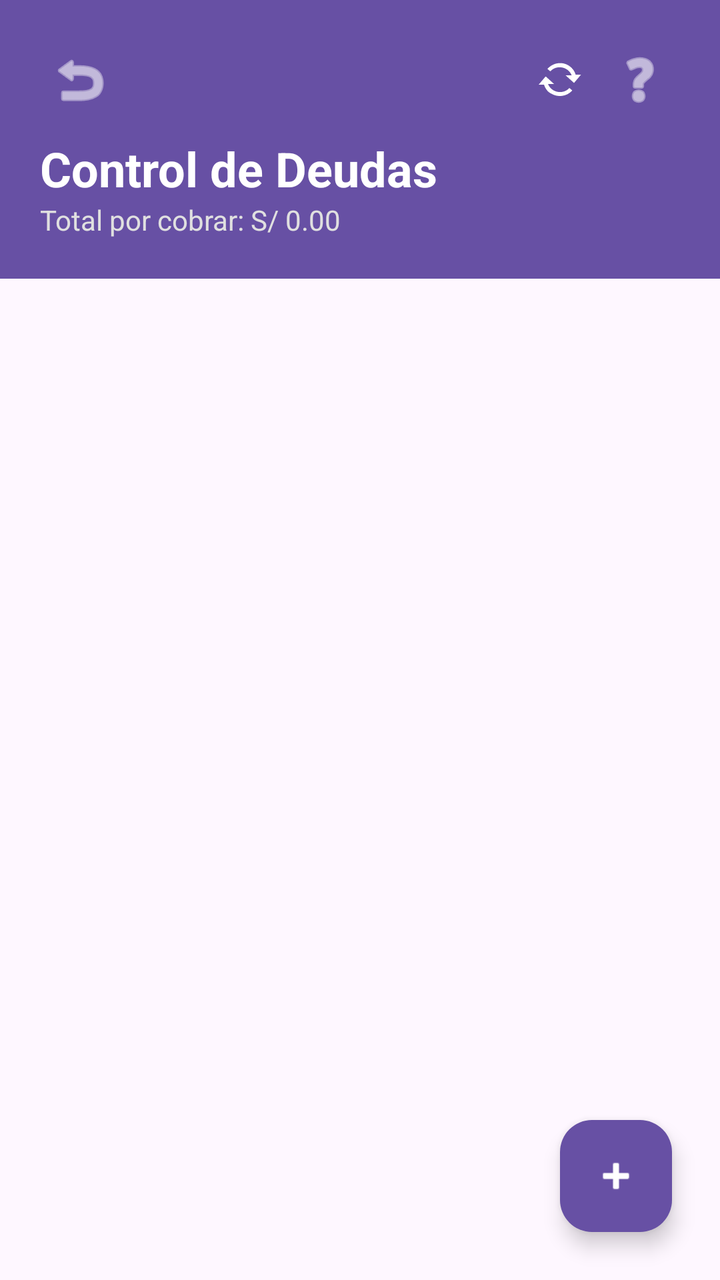
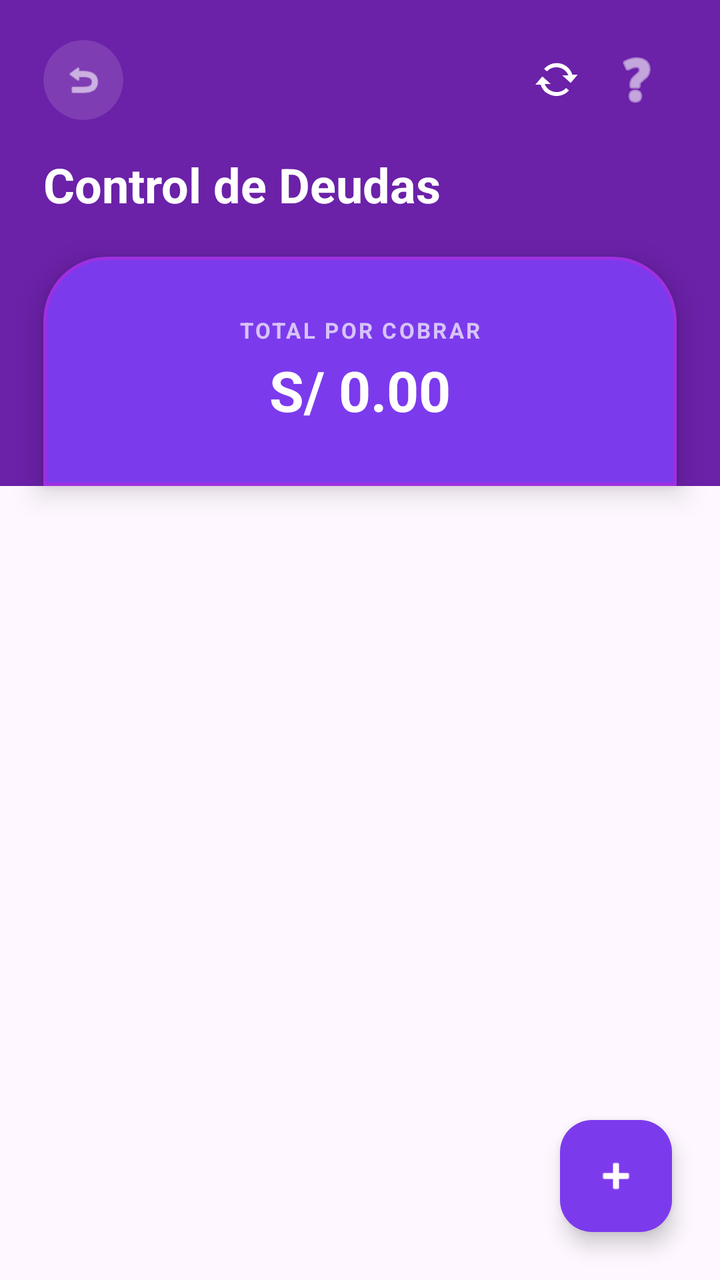

Before-and-after screenshots of an Android layout around one commit, followed by the original layout XML and the change that was made.
<!-- AndroidManifest.xml: application theme Theme.Naxor -->
<!-- res/layout/activity_deudores.xml -->
<?xml version="1.0" encoding="utf-8"?>
<androidx.constraintlayout.widget.ConstraintLayout xmlns:android="http://schemas.android.com/apk/res/android"
    xmlns:app="http://schemas.android.com/apk/res-auto"
    android:layout_width="match_parent"
    android:layout_height="match_parent"
    android:background="?attr/colorSurface">

    
    <LinearLayout
        android:id="@+id/headerDeudores"
        android:layout_width="match_parent"
        android:layout_height="wrap_content"
        android:background="?attr/colorPrimary"
        android:orientation="vertical"
        android:padding="20dp"
        app:layout_constraintTop_toTopOf="parent">

        <RelativeLayout
            android:layout_width="match_parent"
            android:layout_height="wrap_content">
            <ImageButton
                android:id="@+id/btnBackDeudores"
                android:layout_width="40dp"
                android:layout_height="40dp"
                android:background="?attr/selectableItemBackgroundBorderless"
                android:src="@android:drawable/ic_menu_revert"
                app:tint="@android:color/white"
                android:contentDescription="Volver" />
            <ImageButton
                android:id="@+id/btnSyncIndicator"
                android:layout_width="40dp"
                android:layout_height="40dp"
                android:layout_toStartOf="@id/btnHelpDeudores"
                android:background="?attr/selectableItemBackgroundBorderless"
                android:src="@android:drawable/stat_notify_sync"
                app:tint="@android:color/white"
                android:contentDescription="Sincronización" />
            <ImageButton
                android:id="@+id/btnHelpDeudores"
                android:layout_width="40dp"
                android:layout_height="40dp"
                android:layout_alignParentEnd="true"
                android:background="?attr/selectableItemBackgroundBorderless"
                android:src="@android:drawable/ic_menu_help"
                app:tint="@android:color/white"
                android:contentDescription="Ayuda" />
        </RelativeLayout>

        <TextView
            android:layout_width="wrap_content"
            android:layout_height="wrap_content"
            android:layout_marginTop="8dp"
            android:text="Control de Deudas"
            android:textColor="@android:color/white"
            android:textSize="24sp"
            android:textStyle="bold" />

        <TextView
            android:id="@+id/tvTotalDeudaGlobal"
            android:layout_width="wrap_content"
            android:layout_height="wrap_content"
            android:text="Total por cobrar: S/ 0.00"
            android:textColor="#E0E0E0"
            android:textSize="14sp" />
    </LinearLayout>

    <androidx.recyclerview.widget.RecyclerView
        android:id="@+id/rvDeudores"
        android:layout_width="match_parent"
        android:layout_height="0dp"
        android:paddingTop="8dp"
        android:clipToPadding="false"
        app:layout_constraintBottom_toBottomOf="parent"
        app:layout_constraintTop_toBottomOf="@id/headerDeudores" />

    <com.google.android.material.floatingactionbutton.FloatingActionButton
        android:id="@+id/fabAddDeudor"
        android:layout_width="wrap_content"
        android:layout_height="wrap_content"
        android:layout_margin="24dp"
        android:src="@android:drawable/ic_input_add"
        app:layout_constraintBottom_toBottomOf="parent"
        app:layout_constraintEnd_toEndOf="parent"
        app:tint="@android:color/white"
        app:backgroundTint="?attr/colorPrimary" />

    
    <LinearLayout
        android:id="@+id/layoutEmptyDeudores"
        android:layout_width="wrap_content"
        android:layout_height="wrap_content"
        android:gravity="center"
        android:orientation="vertical"
        android:visibility="gone"
        app:layout_constraintBottom_toBottomOf="parent"
        app:layout_constraintEnd_toEndOf="parent"
        app:layout_constraintStart_toStartOf="parent"
        app:layout_constraintTop_toBottomOf="@id/headerDeudores">

        <ImageView
            android:layout_width="100dp"
            android:layout_height="100dp"
            android:src="@android:drawable/ic_menu_recent_history"
            android:alpha="0.3" />

            <TextView
                android:layout_width="wrap_content"
                android:layout_height="wrap_content"
                android:layout_marginTop="16dp"
                android:text="¡Felicidades! Nadie te debe"
                android:textColor="?attr/colorOnSurfaceVariant"
                android:textStyle="bold" />
    </LinearLayout>

</androidx.constraintlayout.widget.ConstraintLayout>
<!-- resources referenced by this layout -->
<resources>
  <style name="Theme.Naxor" parent="Base.Theme.Naxor" />
  <style name="Base.Theme.Naxor" parent="Theme.Material3.DayNight.NoActionBar">
          
          
      </style>
</resources>

<!-- the commit's change to res/layout/activity_deudores.xml (unified diff, before → after) -->
@@ -6,26 +6,63 @@
     android:background="?attr/colorSurface">
 
     
+    <androidx.constraintlayout.widget.Guideline
+        android:id="@+id/guidelineLeft"
+        android:layout_width="wrap_content"
+        android:layout_height="wrap_content"
+        android:orientation="vertical"
+        app:layout_constraintGuide_percent="0.06" />
+
+    <androidx.constraintlayout.widget.Guideline
+        android:id="@+id/guidelineRight"
+        android:layout_width="wrap_content"
+        android:layout_height="wrap_content"
+        android:orientation="vertical"
+        app:layout_constraintGuide_percent="0.94" />
+
+    
+    <View
+        android:id="@+id/topHeaderBackgroundDeudores"
+        android:layout_width="match_parent"
+        android:layout_height="0dp"
+        android:background="#6B21A8"
+        app:layout_constraintBottom_toBottomOf="@id/cardTotalDeuda"
+        app:layout_constraintTop_toTopOf="parent" />
+
+    
     <LinearLayout
         android:id="@+id/headerDeudores"
-        android:layout_width="match_parent"
+        android:layout_width="0dp"
         android:layout_height="wrap_content"
-        android:background="?attr/colorPrimary"
         android:orientation="vertical"
-        android:padding="20dp"
+        android:paddingTop="20dp"
+        app:layout_constraintEnd_toEndOf="@id/guidelineRight"
+        app:layout_constraintStart_toStartOf="@id/guidelineLeft"
         app:layout_constraintTop_toTopOf="parent">
 
         <RelativeLayout
             android:layout_width="match_parent"
             android:layout_height="wrap_content">
-            <ImageButton
+
+            <com.google.android.material.card.MaterialCardView
                 android:id="@+id/btnBackDeudores"
                 android:layout_width="40dp"
                 android:layout_height="40dp"
-                android:background="?attr/selectableItemBackgroundBorderless"
-                android:src="@android:drawable/ic_menu_revert"
-                app:tint="@android:color/white"
-                android:contentDescription="Volver" />
+                android:clickable="true"
+                android:focusable="true"
+                app:cardBackgroundColor="#20FFFFFF"
+                app:cardCornerRadius="20dp"
+                app:cardElevation="0dp"
+                app:strokeWidth="0dp">
+
+                <ImageView
+                    android:layout_width="20dp"
+                    android:layout_height="20dp"
+                    android:layout_gravity="center"
+                    android:src="@android:drawable/ic_menu_revert"
+                    app:tint="@android:color/white" />
+            </com.google.android.material.card.MaterialCardView>
+
             <ImageButton
                 android:id="@+id/btnSyncIndicator"
                 android:layout_width="40dp"
@@ -33,8 +70,8 @@
                 android:layout_toStartOf="@id/btnHelpDeudores"
                 android:background="?attr/selectableItemBackgroundBorderless"
                 android:src="@android:drawable/stat_notify_sync"
-                app:tint="@android:color/white"
-                android:contentDescription="Sincronización" />
+                app:tint="@android:color/white" />
+
             <ImageButton
                 android:id="@+id/btnHelpDeudores"
                 android:layout_width="40dp"
@@ -42,36 +79,72 @@
                 android:layout_alignParentEnd="true"
                 android:background="?attr/selectableItemBackgroundBorderless"
                 android:src="@android:drawable/ic_menu_help"
-                app:tint="@android:color/white"
-                android:contentDescription="Ayuda" />
+                app:tint="@android:color/white" />
         </RelativeLayout>
 
         <TextView
             android:layout_width="wrap_content"
             android:layout_height="wrap_content"
-            android:layout_marginTop="8dp"
+            android:layout_marginTop="16dp"
             android:text="Control de Deudas"
             android:textColor="@android:color/white"
             android:textSize="24sp"
             android:textStyle="bold" />
+    </LinearLayout>
 
-        <TextView
-            android:id="@+id/tvTotalDeudaGlobal"
-            android:layout_width="wrap_content"
+    
+    <com.google.android.material.card.MaterialCardView
+        android:id="@+id/cardTotalDeuda"
+        android:layout_width="0dp"
+        android:layout_height="wrap_content"
+        android:layout_marginTop="20dp"
+        app:cardBackgroundColor="@color/purple_600"
+        app:cardElevation="8dp"
+        app:layout_constraintEnd_toEndOf="@id/guidelineRight"
+        app:layout_constraintStart_toStartOf="@id/guidelineLeft"
+        app:layout_constraintTop_toBottomOf="@id/headerDeudores"
+        app:shapeAppearance="@style/ShapeAppearance.App.Card.TopRounded"
+        app:strokeColor="#80C026D3"
+        app:strokeWidth="1.5dp">
+
+        <LinearLayout
+            android:layout_width="match_parent"
             android:layout_height="wrap_content"
-            android:text="Total por cobrar: S/ 0.00"
-            android:textColor="#E0E0E0"
-            android:textSize="14sp" />
-    </LinearLayout>
+            android:gravity="center"
+            android:orientation="vertical"
+            android:padding="20dp">
+
+            <TextView
+                android:layout_width="wrap_content"
+                android:layout_height="wrap_content"
+                android:alpha="0.7"
+                android:text="TOTAL POR COBRAR"
+                android:textColor="@android:color/white"
+                android:textSize="11sp"
+                android:textStyle="bold"
+                android:letterSpacing="0.1" />
+
+            <TextView
+                android:id="@+id/tvTotalDeudaGlobal"
+                android:layout_width="wrap_content"
+                android:layout_height="wrap_content"
+                android:layout_marginTop="4dp"
+                android:text="S/ 0.00"
+                android:textColor="@android:color/white"
+                android:textSize="28sp"
+                android:textStyle="bold" />
+        </LinearLayout>
+    </com.google.android.material.card.MaterialCardView>
 
     <androidx.recyclerview.widget.RecyclerView
         android:id="@+id/rvDeudores"
         android:layout_width="match_parent"
         android:layout_height="0dp"
-        android:paddingTop="8dp"
+        android:paddingTop="16dp"
         android:clipToPadding="false"
+        android:paddingBottom="100dp"
         app:layout_constraintBottom_toBottomOf="parent"
-        app:layout_constraintTop_toBottomOf="@id/headerDeudores" />
+        app:layout_constraintTop_toBottomOf="@id/cardTotalDeuda" />
 
     <com.google.android.material.floatingactionbutton.FloatingActionButton
         android:id="@+id/fabAddDeudor"
@@ -82,7 +155,7 @@
         app:layout_constraintBottom_toBottomOf="parent"
         app:layout_constraintEnd_toEndOf="parent"
         app:tint="@android:color/white"
-        app:backgroundTint="?attr/colorPrimary" />
+        app:backgroundTint="@color/purple_600" />
 
     
     <LinearLayout
@@ -95,7 +168,7 @@
         app:layout_constraintBottom_toBottomOf="parent"
         app:layout_constraintEnd_toEndOf="parent"
         app:layout_constraintStart_toStartOf="parent"
-        app:layout_constraintTop_toBottomOf="@id/headerDeudores">
+        app:layout_constraintTop_toBottomOf="@id/cardTotalDeuda">
 
         <ImageView
             android:layout_width="100dp"
@@ -103,13 +176,13 @@
             android:src="@android:drawable/ic_menu_recent_history"
             android:alpha="0.3" />
 
-            <TextView
-                android:layout_width="wrap_content"
-                android:layout_height="wrap_content"
-                android:layout_marginTop="16dp"
-                android:text="¡Felicidades! Nadie te debe"
-                android:textColor="?attr/colorOnSurfaceVariant"
-                android:textStyle="bold" />
+        <TextView
+            android:layout_width="wrap_content"
+            android:layout_height="wrap_content"
+            android:layout_marginTop="16dp"
+            android:text="¡Felicidades! Nadie te debe"
+            android:textColor="?attr/colorOnSurfaceVariant"
+            android:textStyle="bold" />
     </LinearLayout>
 
 </androidx.constraintlayout.widget.ConstraintLayout>
<!-- resource entries referenced after the edit -->
@@ -1,5 +1,13 @@
 <!-- resources referenced by this layout -->
 <resources>
+  <color name="purple_600">#7C3AED</color>
+  <style name="ShapeAppearance.App.Card.TopRounded" parent="ShapeAppearance.Material3.MediumComponent">
+          <item name="cornerFamily">rounded</item>
+          <item name="cornerSizeTopLeft">32dp</item>
+          <item name="cornerSizeTopRight">32dp</item>
+          <item name="cornerSizeBottomLeft">0dp</item>
+          <item name="cornerSizeBottomRight">0dp</item>
+      </style>
   <style name="Theme.Naxor" parent="Base.Theme.Naxor" />
   <style name="Base.Theme.Naxor" parent="Theme.Material3.DayNight.NoActionBar">
           
